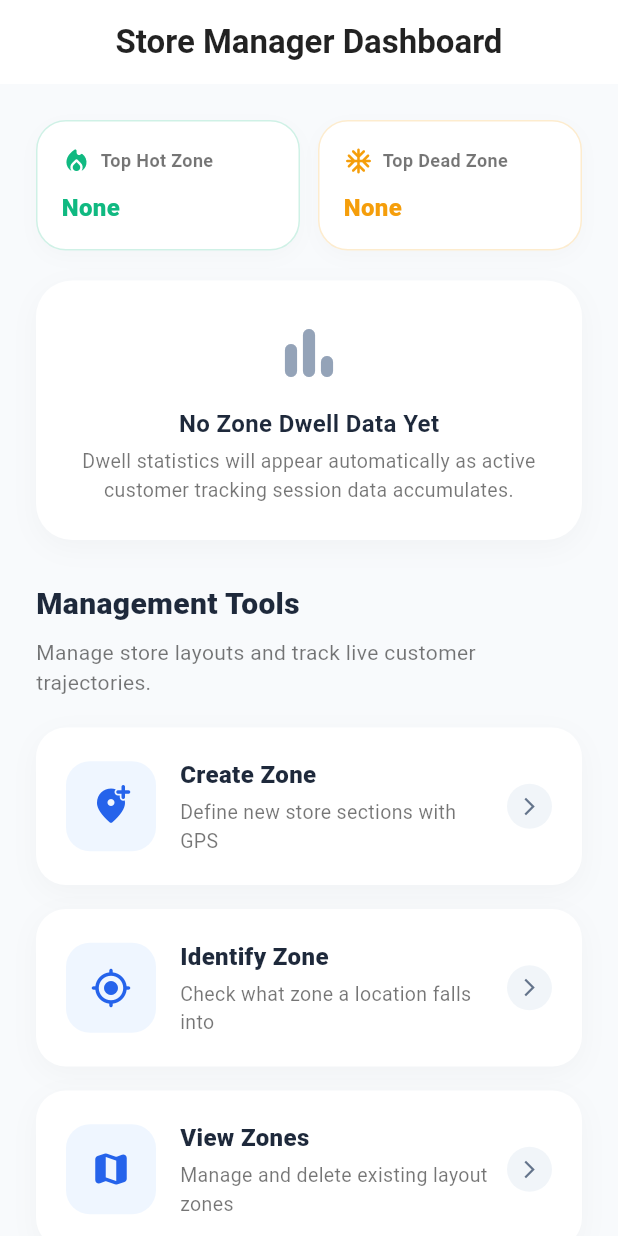
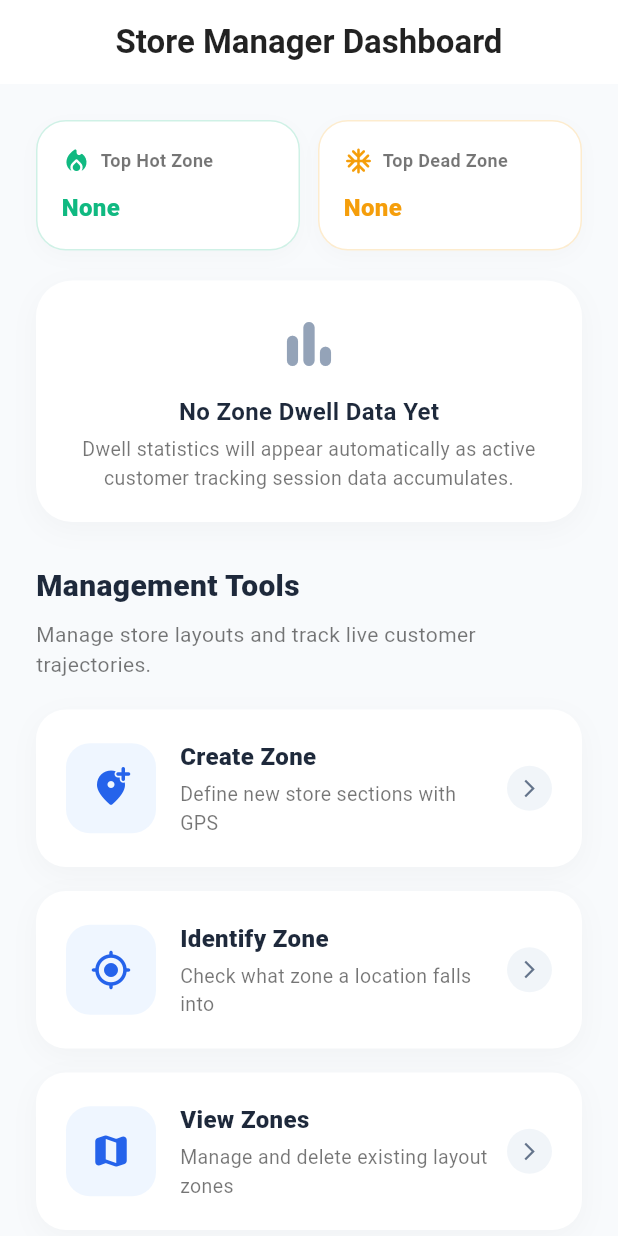
Before and after one commit to Methsara20/R26-IT-060, a Flutter app: the StorePage screen opened directly, on a phone screen of 412 x 824 dp. Run offline on Flutter 3.47's test engine with Material 3 defaults, Android fonts, the phone set to English and light mode, and no system bars; our stand-ins replace firebase_core, geolocator, google_sign_in, image_picker; accounts and stored records are empty; network calls fail.

Commit message:
Update zone_bar_chart.dart

```diff
--- a/frontend/lib/widgets/zone_bar_chart.dart
+++ b/frontend/lib/widgets/zone_bar_chart.dart
@@ -48,7 +48,7 @@ class _ZoneBarChartWidgetState extends State<ZoneBarChartWidget> {
     if (widget.zones.isEmpty) {
       return Container(
         width: double.infinity,
-        padding: const EdgeInsets.all(24),
+        padding: const EdgeInsets.all(20),
         decoration: BoxDecoration(
           color: Colors.white,
           borderRadius: BorderRadius.circular(24),
@@ -62,7 +62,7 @@ class _ZoneBarChartWidgetState extends State<ZoneBarChartWidget> {
         ),
         child: Column(
           children: [
-            const Icon(Icons.bar_chart_rounded, size: 48, color: Color(0xFF94A3B8)),
+            const Icon(Icons.bar_chart_rounded, size: 44, color: Color(0xFF94A3B8)),
             const SizedBox(height: 12),
             const Text(
               "No Zone Dwell Data Yet",
@@ -92,7 +92,7 @@ class _ZoneBarChartWidgetState extends State<ZoneBarChartWidget> {
 
     return Container(
       width: double.infinity,
-      padding: const EdgeInsets.all(24),
+      padding: const EdgeInsets.all(20),
       decoration: BoxDecoration(
         color: Colors.white,
         borderRadius: BorderRadius.circular(24),
@@ -111,60 +111,84 @@ class _ZoneBarChartWidgetState extends State<ZoneBarChartWidget> {
           Row(
             mainAxisAlignment: MainAxisAlignment.spaceBetween,
             children: [
-              Column(
+              Expanded(
+                child: Column(
                   crossAxisAlignment: CrossAxisAlignment.start,
                   children: [
                     Row(
                       children: const [
-                      Icon(Icons.leaderboard_rounded, color: Color(0xFF2563EB), size: 22),
-                      SizedBox(width: 8),
-                      Text(
+                        Icon(Icons.leaderboard_rounded, color: Color(0xFF2563EB), size: 20),
+                        SizedBox(width: 6),
+                        Expanded(
+                          child: Text(
                             "Hot / Dead Zone Analysis",
                             style: TextStyle(
-                          fontSize: 17,
+                              fontSize: 16,
                               fontWeight: FontWeight.bold,
                               color: Color(0xFF1E293B),
+                            ),
+                            overflow: TextOverflow.ellipsis,
                           ),
                         ),
                       ],
                     ),
                     const SizedBox(height: 4),
                     const Text(
-                    "Customer Dwell Time & Layout A/B Performance",
-                    style: TextStyle(fontSize: 12, color: Colors.black54),
+                      "Customer Dwell Time & Layout Performance",
+                      style: TextStyle(fontSize: 11, color: Colors.black54),
+                      overflow: TextOverflow.ellipsis,
                     ),
                   ],
+                ),
               ),
               if (widget.onRefresh != null)
                 IconButton(
                   onPressed: widget.onRefresh,
                   icon: const Icon(Icons.refresh_rounded, color: Color(0xFF64748B), size: 20),
+                  padding: EdgeInsets.zero,
+                  constraints: const BoxConstraints(),
                   tooltip: "Refresh Analytics",
                 ),
             ],
           ),
 
-          const SizedBox(height: 20),
+          const SizedBox(height: 16),
 
-          // Status Badge Legend
-          Row(
+          // Status Badge Legend - Wrap prevents right overflow on any screen width
+          Wrap(
+            spacing: 8,
+            runSpacing: 8,
             children: [
               _buildLegendChip("🔥 Hot Zone", const Color(0xFF10B981)),
-              const SizedBox(width: 8),
               _buildLegendChip("⚡ Normal", const Color(0xFF3B82F6)),
-              const SizedBox(width: 8),
               _buildLegendChip("❄️ Dead Zone", const Color(0xFFF59E0B)),
             ],
           ),
 
-          const SizedBox(height: 24),
+          const SizedBox(height: 20),
 
-          // Bar Chart Visualization Canvas
-          SizedBox(
+          // Bar Chart Visualization Canvas with Responsive Scroll
+          LayoutBuilder(
+            builder: (context, constraints) {
+              final double availableWidth = constraints.maxWidth;
+              final int count = widget.zones.length;
+              // Minimum bar width is 50px for proper spacing; scroll horizontally if total width > available
+              final double minBarWidth = 50.0;
+              final double calculatedBarWidth = availableWidth / count;
+              final double actualBarWidth = calculatedBarWidth < minBarWidth ? minBarWidth : calculatedBarWidth;
+              final double totalContentWidth = count * actualBarWidth;
+
+              return SingleChildScrollView(
+                scrollDirection: Axis.horizontal,
+                physics: totalContentWidth > availableWidth
+                    ? const BouncingScrollPhysics()
+                    : const NeverScrollableScrollPhysics(),
+                child: SizedBox(
+                  width: totalContentWidth < availableWidth ? availableWidth : totalContentWidth,
                   height: 180,
                   child: Row(
                     crossAxisAlignment: CrossAxisAlignment.end,
-              children: List.generate(widget.zones.length, (index) {
+                    children: List.generate(count, (index) {
                       final zone = widget.zones[index];
                       final String name = (zone["zone_name"] ?? "Zone").toString();
                       final double dwellMins = ((zone["total_dwell_minutes"] ?? 0) as num).toDouble();
@@ -172,29 +196,36 @@ class _ZoneBarChartWidgetState extends State<ZoneBarChartWidget> {
                       final Color barColor = _getStatusColor(status);
                       final bool isSelected = _selectedZoneIndex == index;
 
-                // Height ratio (between 0.15 and 1.0)
                       final double heightRatio = (dwellMins / maxDwell).clamp(0.15, 1.0);
 
-                return Expanded(
+                      return SizedBox(
+                        width: actualBarWidth,
                         child: GestureDetector(
                           onTap: () {
                             setState(() {
                               _selectedZoneIndex = isSelected ? null : index;
                             });
                           },
+                          child: Padding(
+                            padding: const EdgeInsets.symmetric(horizontal: 4),
                             child: Column(
                               mainAxisAlignment: MainAxisAlignment.end,
                               children: [
-                        // Dwell Time Label
-                        Text(
-                          "${dwellMins.toStringAsFixed(1)}m",
+                                // Formatted Dwell Value Label
+                                FittedBox(
+                                  fit: BoxFit.scaleDown,
+                                  child: Text(
+                                    dwellMins >= 1000
+                                        ? "${(dwellMins / 1000).toStringAsFixed(1)}k m"
+                                        : "${dwellMins.toStringAsFixed(1)}m",
                                     style: TextStyle(
-                            fontSize: 11,
+                                      fontSize: 10,
                                       fontWeight: isSelected ? FontWeight.bold : FontWeight.w600,
                                       color: isSelected ? barColor : const Color(0xFF64748B),
                                     ),
                                   ),
-                        const SizedBox(height: 6),
+                                ),
+                                const SizedBox(height: 4),
 
                                 // Animated Bar Box
                                 Flexible(
@@ -203,10 +234,9 @@ class _ZoneBarChartWidgetState extends State<ZoneBarChartWidget> {
                                     child: AnimatedContainer(
                                       duration: const Duration(milliseconds: 400),
                                       curve: Curves.easeOutCubic,
-                              margin: const EdgeInsets.symmetric(horizontal: 6),
                                       decoration: BoxDecoration(
                                         color: isSelected ? barColor : barColor.withValues(alpha: 0.85),
-                                borderRadius: const BorderRadius.vertical(top: Radius.circular(10)),
+                                        borderRadius: const BorderRadius.vertical(top: Radius.circular(8)),
                                         border: isSelected
                                             ? Border.all(color: Colors.black.withValues(alpha: 0.2), width: 2)
                                             : null,
@@ -214,8 +244,8 @@ class _ZoneBarChartWidgetState extends State<ZoneBarChartWidget> {
                                             ? [
                                                 BoxShadow(
                                                   color: barColor.withValues(alpha: 0.4),
-                                          blurRadius: 10,
-                                          offset: const Offset(0, 4),
+                                                  blurRadius: 8,
+                                                  offset: const Offset(0, 3),
                                                 )
                                               ]
                                             : null,
@@ -224,32 +254,38 @@ class _ZoneBarChartWidgetState extends State<ZoneBarChartWidget> {
                                   ),
                                 ),
 
-                        const SizedBox(height: 8),
+                                const SizedBox(height: 6),
 
                                 // Zone Name Label
-                        Text(
-                          name.length > 8 ? "${name.substring(0, 7)}…" : name,
+                                FittedBox(
+                                  fit: BoxFit.scaleDown,
+                                  child: Text(
+                                    name.length > 7 ? "${name.substring(0, 6)}…" : name,
                                     maxLines: 1,
-                          overflow: TextOverflow.ellipsis,
                                     style: TextStyle(
-                            fontSize: 11,
+                                      fontSize: 10,
                                       fontWeight: isSelected ? FontWeight.bold : FontWeight.w600,
                                       color: isSelected ? const Color(0xFF0F172A) : const Color(0xFF475569),
                                     ),
                                   ),
+                                ),
                               ],
+                            ),
                           ),
                         ),
                       );
                     }),
                   ),
                 ),
+              );
+            },
+          ),
 
           // Selected Zone Detail Tooltip Banner
           if (selectedZone != null) ...[
-            const SizedBox(height: 20),
+            const SizedBox(height: 16),
             Container(
-              padding: const EdgeInsets.all(14),
+              padding: const EdgeInsets.all(12),
               decoration: BoxDecoration(
                 color: _getStatusColor(selectedZone["status"] ?? "").withValues(alpha: 0.1),
                 borderRadius: BorderRadius.circular(16),
@@ -262,9 +298,9 @@ class _ZoneBarChartWidgetState extends State<ZoneBarChartWidget> {
                   Icon(
                     _getStatusIcon(selectedZone["status"] ?? ""),
                     color: _getStatusColor(selectedZone["status"] ?? ""),
-                    size: 24,
+                    size: 22,
                   ),
-                  const SizedBox(width: 12),
+                  const SizedBox(width: 10),
                   Expanded(
                     child: Column(
                       crossAxisAlignment: CrossAxisAlignment.start,
@@ -273,14 +309,16 @@ class _ZoneBarChartWidgetState extends State<ZoneBarChartWidget> {
                           "${selectedZone['zone_name']} (${selectedZone['status'].toString().toUpperCase()})",
                           style: TextStyle(
                             fontWeight: FontWeight.bold,
-                            fontSize: 14,
+                            fontSize: 13,
                             color: _getStatusColor(selectedZone["status"] ?? ""),
                           ),
+                          overflow: TextOverflow.ellipsis,
                         ),
                         const SizedBox(height: 2),
                         Text(
-                          "Total Dwell Time: ${selectedZone['total_dwell_minutes']} mins | Visitors Tracked: ${selectedZone['visitor_count'] ?? 0}",
-                          style: const TextStyle(fontSize: 12, color: Colors.black87),
+                          "Total Dwell: ${selectedZone['total_dwell_minutes']} mins | Visitors: ${selectedZone['visitor_count'] ?? 0}",
+                          style: const TextStyle(fontSize: 11, color: Colors.black87),
+                          overflow: TextOverflow.ellipsis,
                         ),
                       ],
                     ),
@@ -306,11 +344,11 @@ class _ZoneBarChartWidgetState extends State<ZoneBarChartWidget> {
         mainAxisSize: MainAxisSize.min,
         children: [
           Container(
-            width: 8,
-            height: 8,
+            width: 7,
+            height: 7,
             decoration: BoxDecoration(color: color, shape: BoxShape.circle),
           ),
-          const SizedBox(width: 6),
+          const SizedBox(width: 5),
           Text(
             label,
             style: TextStyle(fontSize: 11, fontWeight: FontWeight.bold, color: color),
```
Lines whose indentation alone changed are shown as unchanged.
